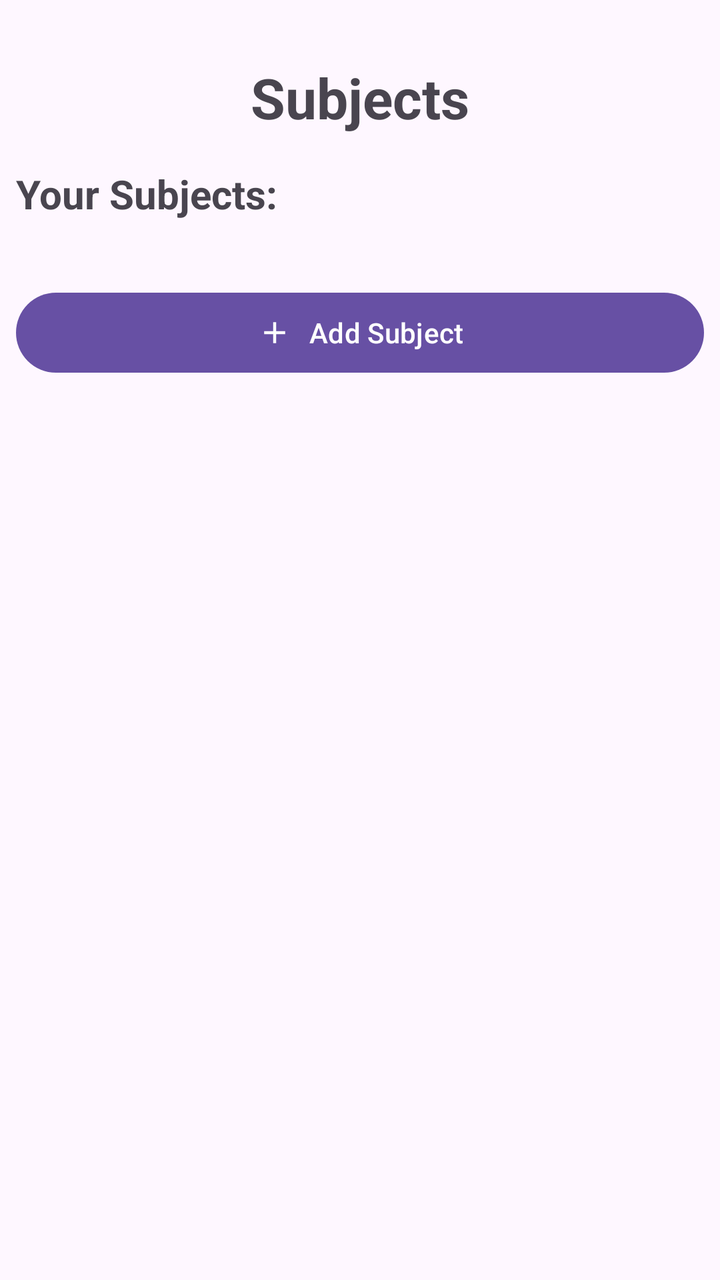
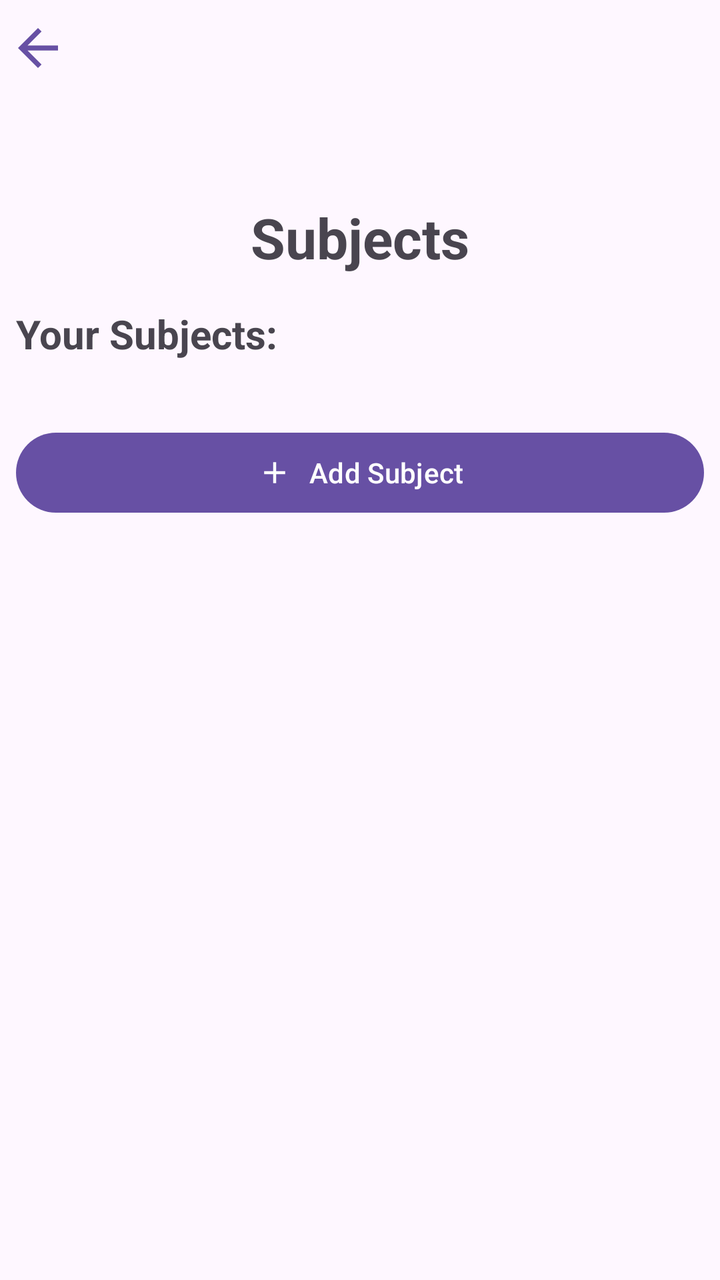

Compare the two renders of this Android layout. The source of the first and the diff that turns it into the second are given below.
<!-- AndroidManifest.xml: application theme Theme.StudentPlanner2026 -->
<!-- res/layout/activity_subjects.xml -->
<?xml version="1.0" encoding="utf-8"?>
<androidx.constraintlayout.widget.ConstraintLayout xmlns:android="http://schemas.android.com/apk/res/android"
    xmlns:app="http://schemas.android.com/apk/res-auto"
    xmlns:tools="http://schemas.android.com/tools"
    android:id="@+id/main"
    android:layout_width="match_parent"
    android:layout_height="match_parent"
    tools:context=".SubjectsActivity">

        <TextView
            android:id="@+id/tvSubjectsTitle"
            android:layout_width="match_parent"
            android:layout_height="wrap_content"
            android:layout_marginTop="30dp"
            android:gravity="center"
            android:text="Subjects"
            android:textSize="28sp"
            android:textStyle="bold"
            app:layout_constraintTop_toTopOf="parent"
            app:layout_constraintStart_toStartOf="parent"
            app:layout_constraintEnd_toEndOf="parent"/>

        <com.google.android.material.button.MaterialButton
            android:id="@+id/btnAddSubject"
            android:layout_width="match_parent"
            android:layout_height="wrap_content"
            android:layout_marginTop="16dp"
            android:layout_marginHorizontal="8dp"
            android:text="Add Subject"
            app:icon="@drawable/baseline_add_24"
            app:iconGravity="textStart"
            app:layout_constraintTop_toBottomOf="@id/RecyclerSubjects"
            app:layout_constraintStart_toStartOf="parent"
            app:layout_constraintEnd_toEndOf="parent"/>

        <TextView
            android:id="@+id/tvSubjects"
            android:layout_width="match_parent"
            android:layout_height="wrap_content"
            android:layout_marginHorizontal="8dp"
            android:layout_marginTop="16dp"
            android:text="Your Subjects:"
            android:textSize="20sp"
            android:textStyle="bold"
            app:layout_constraintTop_toBottomOf="@id/tvSubjectsTitle"
            app:layout_constraintStart_toStartOf="parent"
            app:layout_constraintEnd_toEndOf="parent"/>

        <androidx.recyclerview.widget.RecyclerView
            android:id="@+id/RecyclerSubjects"
            android:layout_width="match_parent"
            android:layout_height="wrap_content"
            android:layout_marginHorizontal="8dp"
            android:layout_marginTop="16dp"
            app:layout_constraintTop_toBottomOf="@id/tvSubjects"
            app:layout_constraintStart_toStartOf="parent"
            app:layout_constraintEnd_toEndOf="parent"/>

</androidx.constraintlayout.widget.ConstraintLayout>
<!-- resources referenced by this layout -->
<resources>
  <!-- drawable baseline_add_24 (drawable) -->
  <vector xmlns:android="http://schemas.android.com/apk/res/android" android:height="24dp" android:tint="#000000" android:viewportHeight="24" android:viewportWidth="24" android:width="24dp">
        
      <path android:fillColor="@android:color/white" android:pathData="M19,13h-6v6h-2v-6H5v-2h6V5h2v6h6v2z"/>
      
  </vector>
  <style name="Theme.StudentPlanner2026" parent="Base.Theme.StudentPlanner2026" />
  <style name="Base.Theme.StudentPlanner2026" parent="Theme.Material3.DayNight.NoActionBar">
          
          
      </style>
</resources>

<!-- the commit's change to res/layout/activity_subjects.xml (unified diff, before → after) -->
@@ -7,11 +7,22 @@
     android:layout_height="match_parent"
     tools:context=".SubjectsActivity">
 
+        <com.google.android.material.button.MaterialButton
+            android:id="@+id/btnBackSubjects"
+            android:layout_width="wrap_content"
+            android:layout_height="wrap_content"
+            app:icon="@drawable/baseline_arrow_back_24"
+            style="@style/Widget.Material3.Button.IconButton"
+            android:padding="0dp"
+            app:iconSize="30dp"
+            app:layout_constraintTop_toTopOf="parent"
+            app:layout_constraintStart_toStartOf="parent"/>
+
         <TextView
             android:id="@+id/tvSubjectsTitle"
             android:layout_width="match_parent"
             android:layout_height="wrap_content"
-            android:layout_marginTop="30dp"
+            android:layout_marginTop="100dp"
             android:gravity="center"
             android:text="Subjects"
             android:textSize="28sp"
<!-- resource entries referenced after the edit -->
@@ -4,6 +4,12 @@
   <vector xmlns:android="http://schemas.android.com/apk/res/android" android:height="24dp" android:tint="#000000" android:viewportHeight="24" android:viewportWidth="24" android:width="24dp">
         
       <path android:fillColor="@android:color/white" android:pathData="M19,13h-6v6h-2v-6H5v-2h6V5h2v6h6v2z"/>
+      
+  </vector>
+  <!-- drawable baseline_arrow_back_24 (drawable) -->
+  <vector xmlns:android="http://schemas.android.com/apk/res/android" android:autoMirrored="true" android:height="24dp" android:tint="#000000" android:viewportHeight="24" android:viewportWidth="24" android:width="24dp">
+        
+      <path android:fillColor="@android:color/white" android:pathData="M20,11H7.83l5.59,-5.59L12,4l-8,8 8,8 1.41,-1.41L7.83,13H20v-2z"/>
       
   </vector>
   <style name="Theme.StudentPlanner2026" parent="Base.Theme.StudentPlanner2026" />
